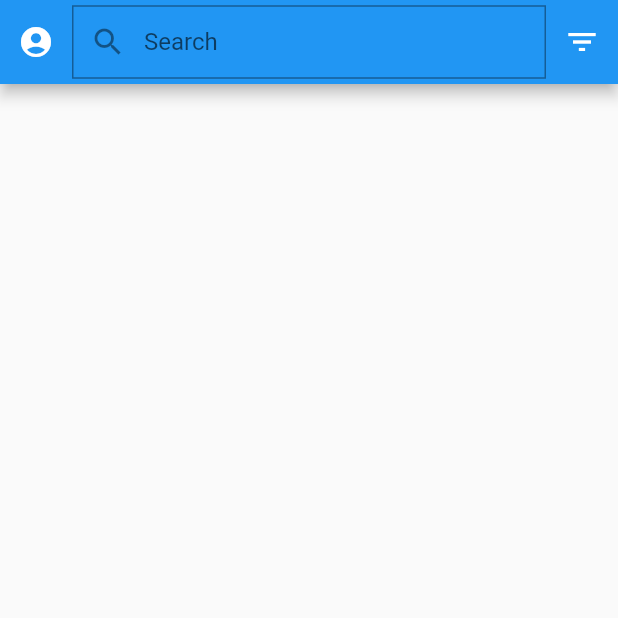
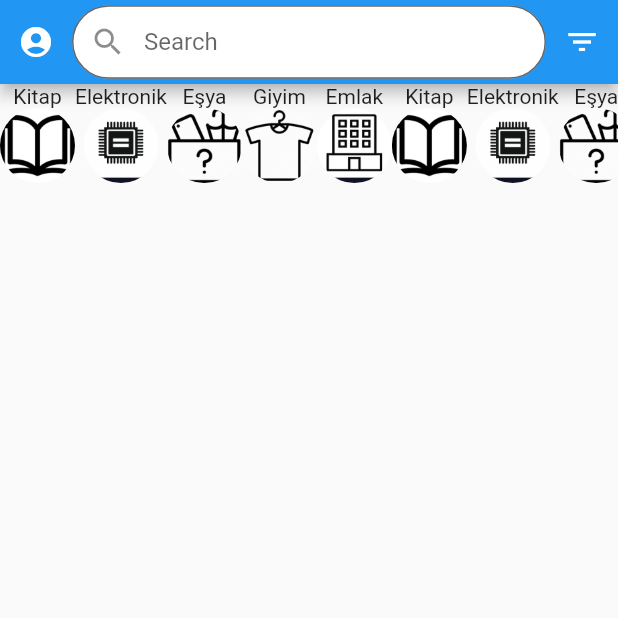
Before and after one commit to burhanelgun/kampusell-mobile, a Flutter app: the screen it shows after launch, on a phone screen of 412 x 824 dp, the top half of it. Run offline on Flutter 3.47's test engine with Material 2 defaults, Android fonts, the phone set to English and light mode, and no system bars.

Commit message:
Implement Category listview

```diff
--- /dev/null
+++ b/lib/model/category.dart
@@ -0,0 +1,75 @@
+import 'package:kampusell/model/product.dart';
+
+class Category{
+  String id;
+  String name;
+  String imagePath;
+  List<Product> products;
+  Category(this.id,this.name,this.imagePath,this.products);
+
+  static List<Category> fetchAll(){
+    return [
+      Category(
+        '1',
+        'Kitap',
+        'assets/images/kitap.png',
+        new List<Product>()
+      ),
+      Category(
+        '2',
+        'Elektronik',
+        'assets/images/elektronik.png',
+        new List<Product>()
+      ),
+      Category(
+        '3',
+        'Eşya',
+        'assets/images/esya.png',
+        new List<Product>()
+      ),
+      Category(
+        '4',
+        'Giyim',
+        'assets/images/giyim.png',
+        new List<Product>()
+      ),
+      Category(
+        '5',
+        'Emlak',
+        'assets/images/emlak.png',
+        new List<Product>()
+      ),
+      Category(
+          '6',
+          'Kitap',
+          'assets/images/kitap.png',
+          new List<Product>()
+      ),
+      Category(
+          '7',
+          'Elektronik',
+          'assets/images/elektronik.png',
+          new List<Product>()
+      ),
+      Category(
+          '8',
+          'Eşya',
+          'assets/images/esya.png',
+          new List<Product>()
+      ),
+      Category(
+          '9',
+          'Giyim',
+          'assets/images/giyim.png',
+          new List<Product>()
+      ),
+      Category(
+          '10',
+          'Emlak',
+          'assets/images/emlak.png',
+          new List<Product>()
+      ),
+    ];
+  }
+
+}
--- /dev/null
+++ b/lib/model/product.dart
@@ -0,0 +1,11 @@
+import 'package:kampusell/model/student.dart';
+
+class Product{
+  String id;
+  String name;
+  String description;
+  double price;
+  Student owner;
+  Product(this.id,this.name,this.description,this.price,this.owner);
+
+}
--- /dev/null
+++ b/lib/model/student.dart
@@ -0,0 +1,13 @@
+import 'package:kampusell/model/product.dart';
+
+class Student{
+  int id;
+  String username;
+  String name;
+  String surname;
+  String email;
+  String password;
+  List<Product> products;
+  Student(this.id,this.username,this.name,this.surname,this.email,this.password,this.products);
+
+}
--- a/lib/screens/dashboard/AppBarContent.dart
+++ b/lib/screens/dashboard/app-bar-content.dart
@@ -15,15 +15,19 @@ class AppBarContent extends StatelessWidget {
         Flexible(
             child: TextField(
               decoration:InputDecoration(
+                  filled: true,
+                  fillColor: Colors.white,
+                  hoverColor: Colors.white,
+                  focusColor: Colors.white,
                   contentPadding: EdgeInsets.fromLTRB(20.0, 15.0, 20.0, 15.0),
                   prefixIcon: Icon(Icons.search),
                   border: OutlineInputBorder(
-                      borderSide: BorderSide(color: Colors.blueAccent),
-                      borderRadius: BorderRadius.circular(0.0)
+                      borderSide: BorderSide(color: Colors.white),
+                      borderRadius: BorderRadius.circular(25.0)
                   ),
                   focusedBorder: OutlineInputBorder(
                     borderSide: BorderSide(color: Colors.white, width: 32.0),
-                    borderRadius: BorderRadius.circular(0.0)
+                    borderRadius: BorderRadius.circular(25.0)
                   ),
                   hintText: 'Search'
               ),
--- /dev/null
+++ b/lib/screens/dashboard/categories-list.dart
@@ -0,0 +1,26 @@
+
+import 'package:flutter/cupertino.dart';
+import 'package:kampusell/model/category.dart';
+import 'package:flutter/material.dart';
+
+import 'category-item.dart';
+
+class CategoriesList extends StatelessWidget{
+  @override
+  Widget build(BuildContext context) {
+    final List<Category> categories = Category.fetchAll();
+    return ConstrainedBox(
+        constraints: new BoxConstraints(
+          minHeight: 15.0,
+          maxHeight: 70.0,
+        ),
+        child:ListView(
+          shrinkWrap: true,
+          scrollDirection: Axis.horizontal,
+          children: categories.map((category)=> CategoryItem(category)).toList(),
+        )
+    );
+
+  }
+
+}
--- /dev/null
+++ b/lib/screens/dashboard/category-item.dart
@@ -0,0 +1,32 @@
+import 'package:flutter/cupertino.dart';
+import 'package:kampusell/model/category.dart';
+
+class CategoryItem extends StatelessWidget{
+
+  Category category;
+
+  CategoryItem(this.category);
+
+  @override
+  Widget build(BuildContext context) {
+    return Column(
+      children: <Widget>[
+        new Text(category.name,
+            textScaleFactor: 1.0),
+        new Container(
+            width: 50.0,
+            height: 50.0,
+            decoration: new BoxDecoration(
+                shape: BoxShape.circle,
+                image: new DecorationImage(
+                    fit: BoxFit.fill,
+                    image: new AssetImage(
+                        category.imagePath)
+                )
+            ))
+
+      ],
+    );
+  }
+
+}
--- a/lib/screens/dashboard/dashboard.dart
+++ b/lib/screens/dashboard/dashboard.dart
@@ -1,8 +1,10 @@
 
 
 
+import 'package:flutter/cupertino.dart';
 import 'package:flutter/material.dart';
-import 'package:kampusell/screens/dashboard/AppBarContent.dart';
+import 'package:kampusell/screens/dashboard/app-bar-content.dart';
+import 'package:kampusell/screens/dashboard/categories-list.dart';
 
 class CustomAppBar extends StatelessWidget{
   @override
@@ -12,6 +14,13 @@ class CustomAppBar extends StatelessWidget{
         titleSpacing: 0.0,
         title: AppBarContent()
       ),
+      body: Column(
+        mainAxisAlignment: MainAxisAlignment.start,
+        crossAxisAlignment: CrossAxisAlignment.stretch,
+        children: <Widget>[
+          CategoriesList(),
+        ],
+      ),
 
 
     );
--- a/pubspec.yaml
+++ b/pubspec.yaml
@@ -40,6 +40,10 @@ flutter:
   # the material Icons class.
   uses-material-design: true
 
+  assets:
+   - assets/images/
+
+
   # To add assets to your application, add an assets section, like this:
   # assets:
   #  - images/a_dot_burr.jpeg
```
Also changed, not shown: assets/images/elektronik.png (added), assets/images/emlak.png (added), assets/images/esya.png (added), assets/images/giyim.png (added), assets/images/kitap.png (added).
